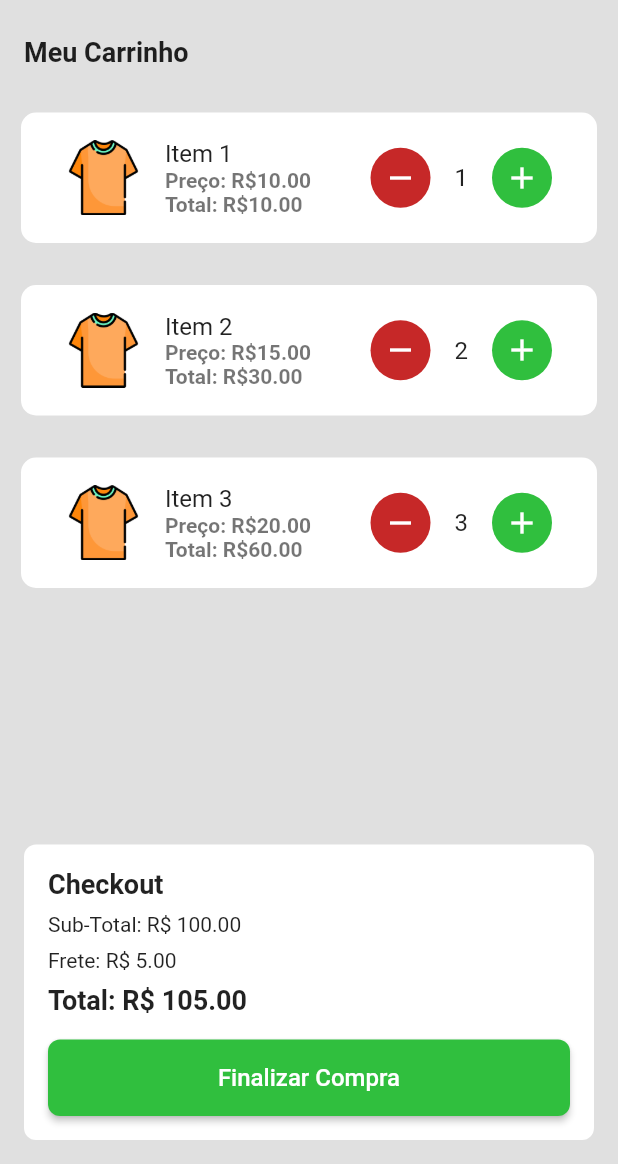
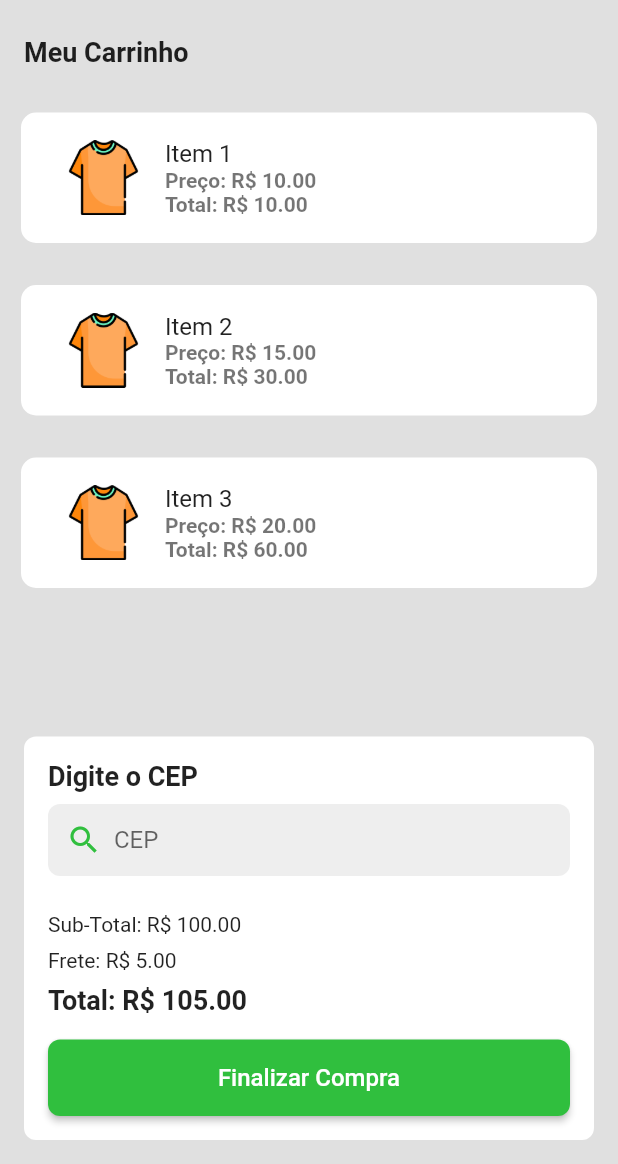
Before and after one commit to jackson-ribeiro/viva-store, a Flutter app: the CartPage screen opened directly, on a phone screen of 412 x 824 dp, the part 72-1236 px from its top. Run offline on Flutter 3.47's test engine with Material 2 defaults, Android fonts, the phone set to English and light mode, and no system bars; our stand-ins replace google_fonts.

Commit message:
style: botão frete

```diff
--- a/lib/pages/cart_page.dart
+++ b/lib/pages/cart_page.dart
@@ -1,4 +1,7 @@
 import 'package:flutter/material.dart';
+import 'package:http/http.dart' as http;
+import 'dart:convert';
+
 import 'home_page.dart';
 
 class CartPage extends StatefulWidget {
@@ -31,6 +34,7 @@ class _CartPageState extends State<CartPage> {
   ];
 
   double shippingCost = 5.0;
+  String cep = '';
 
   @override
   Widget build(BuildContext context) {
@@ -99,69 +103,12 @@ class _CartPageState extends State<CartPage> {
                       crossAxisAlignment: CrossAxisAlignment.start,
                       children: [
                         Text(
-                          'Preço: R\$${item.price.toStringAsFixed(2)}',
+                          'Preço: R\$ ${item.price.toStringAsFixed(2)}',
                           style: const TextStyle(fontWeight: FontWeight.bold),
                         ),
                         Text(
-                          'Total: R\$${itemTotal.toStringAsFixed(2)}',
+                          'Total: R\$ ${itemTotal.toStringAsFixed(2)}',
                           style: const TextStyle(fontWeight: FontWeight.bold),
-                        ),
-                      ],
-                    ),
-                    trailing: Row(
-                      mainAxisSize: MainAxisSize.min,
-                      children: [
-                        InkWell(
-                          onTap: () {
-                            setState(() {
-                              if (item.quantity > 1) {
-                                item.quantity--;
-                              } else {
-                                cartItems.removeAt(index);
-                              }
-                            });
-                          },
-                          child: Container(
-                            decoration: const BoxDecoration(
-                              shape: BoxShape.circle,
-                              color: Color.fromARGB(255, 198, 40, 40),
-                            ),
-                            padding: const EdgeInsets.all(8),
-                            child: const Icon(
-                              Icons.remove,
-                              color: Colors.white,
-                            ),
-                          ),
-                        ),
-                        const SizedBox(
-                          width: 16,
-                        ),
-                        Text(
-                          item.quantity.toString(),
-                          style: const TextStyle(
-                            fontSize: 16,
-                          ),
-                        ),
-                        const SizedBox(
-                          width: 16,
-                        ),
-                        InkWell(
-                          onTap: () {
-                            setState(() {
-                              item.quantity++;
-                            });
-                          },
-                          child: Container(
-                            decoration: const BoxDecoration(
-                              shape: BoxShape.circle,
-                              color: Color.fromARGB(255, 48, 191, 62),
-                            ),
-                            padding: const EdgeInsets.all(8),
-                            child: const Icon(
-                              Icons.add,
-                              color: Colors.white,
-                            ),
-                          ),
                         ),
                       ],
                     ),
@@ -181,12 +128,43 @@ class _CartPageState extends State<CartPage> {
               crossAxisAlignment: CrossAxisAlignment.stretch,
               children: [
                 const Text(
-                  'Checkout',
+                  'Digite o CEP',
                   style: TextStyle(
                     fontWeight: FontWeight.bold,
                     fontSize: 18,
                   ),
                 ),
+                const SizedBox(height: 8),
+                Container(
+                  decoration: BoxDecoration(
+                    color: Colors.grey[200],
+                    borderRadius: BorderRadius.circular(8),
+                  ),
+                  padding: const EdgeInsets.symmetric(horizontal: 12),
+                  child: Row(
+                    children: [
+                      const Icon(
+                        Icons.search,
+                        color: Color.fromARGB(255, 48, 191, 62),
+                      ),
+                      const SizedBox(width: 8),
+                      Expanded(
+                        child: TextField(
+                          onChanged: (value) {
+                            setState(() {
+                              cep = value;
+                            });
+                          },
+                          decoration: const InputDecoration(
+                            border: InputBorder.none,
+                            hintText: 'CEP',
+                          ),
+                        ),
+                      ),
+                    ],
+                  ),
+                ),
+                const SizedBox(height: 16),
                 const SizedBox(height: 8),
                 Text(
                   'Sub-Total: R\$ ${calculateTotal().toStringAsFixed(2)}',
--- a/pubspec.yaml
+++ b/pubspec.yaml
@@ -39,6 +39,7 @@ dependencies:
   # provider: ^6.0.1
   flutter_spinkit: ^5.1.0
   animated_text_kit: ^4.2.1
+  cached_network_image: ^3.2.3
 
 dev_dependencies:
   flutter_test:
```
Also changed, not shown: pubspec.lock, 1 other file.
